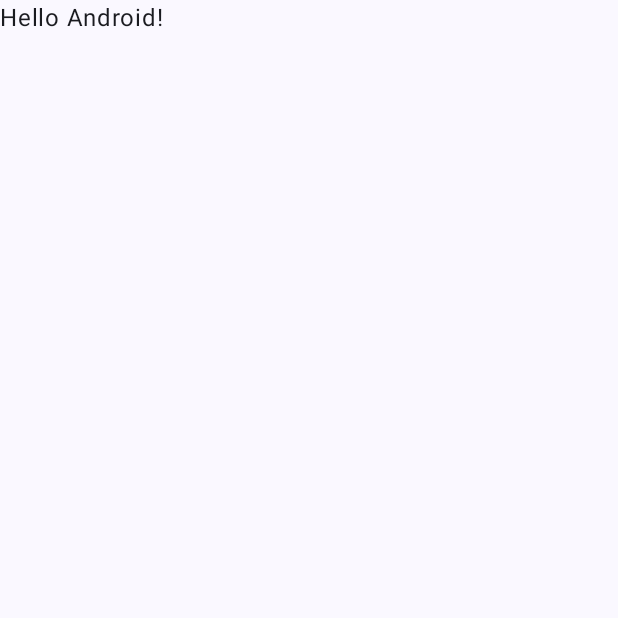
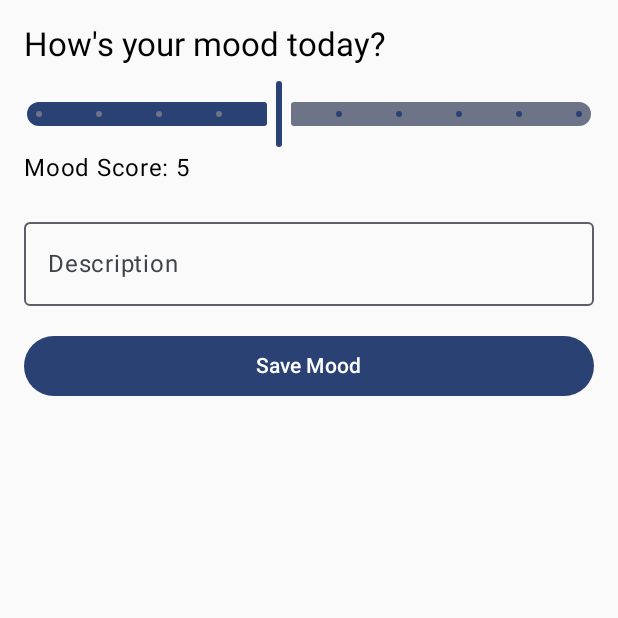
Before and after one commit to Sir-Lancaster/Quest-for-Calm, an Android app built with Jetpack Compose: the screen it shows after launch (MainActivity), on a phone screen of 412 x 824 dp, the top half of it. Before the commit the part shown is almost empty. Run offline under Robolectric (Android 15) with nearby library versions, the phone set to English and light mode, and no system bars; our stand-ins replace Room's generated code.

Commit message:
got the mood log working in mainactivity.kt

```diff
--- a/app/build.gradle.kts
+++ b/app/build.gradle.kts
@@ -44,6 +44,8 @@ android {
 dependencies {
     // Room database
     implementation(libs.androidx.room.runtime)
+    ksp("androidx.room:room-compiler:2.6.1")
+    implementation("androidx.room:room-ktx:2.6.1")
     // navigation
     implementation(libs.androidx.navigation.compose)
     implementation(libs.kotlinx.serialization.json)
--- a/app/src/main/java/com/example/questforcalm/MainActivity.kt
+++ b/app/src/main/java/com/example/questforcalm/MainActivity.kt
@@ -3,45 +3,104 @@ package com.example.questforcalm
 import android.os.Bundle
 import androidx.activity.ComponentActivity
 import androidx.activity.compose.setContent
-import androidx.activity.enableEdgeToEdge
+import androidx.compose.foundation.layout.Column
+import androidx.compose.foundation.layout.Spacer
 import androidx.compose.foundation.layout.fillMaxSize
+import androidx.compose.foundation.layout.fillMaxWidth
+import androidx.compose.foundation.layout.height
 import androidx.compose.foundation.layout.padding
-import androidx.compose.material3.Scaffold
+import androidx.compose.material3.Button
+import androidx.compose.material3.MaterialTheme
+import androidx.compose.material3.OutlinedTextField
+import androidx.compose.material3.Slider
 import androidx.compose.material3.Text
 import androidx.compose.runtime.Composable
+import androidx.compose.runtime.mutableStateOf
+import androidx.compose.runtime.remember
+import androidx.compose.runtime.rememberCoroutineScope
 import androidx.compose.ui.Modifier
-import androidx.compose.ui.tooling.preview.Preview
+import androidx.compose.ui.unit.dp
+import androidx.room.Room
+import com.example.questforcalm.database.QFCDatabase
+import com.example.questforcalm.dao.MoodLogDao
+import com.example.questforcalm.models.MoodLog
 import com.example.questforcalm.ui.theme.QuestForCalmTheme
+import kotlinx.coroutines.Dispatchers
+import kotlinx.coroutines.launch
+import java.util.Calendar
 
 class MainActivity : ComponentActivity() {
+
+    private lateinit var database: QFCDatabase
+    private lateinit var moodLogDao: MoodLogDao
+
     override fun onCreate(savedInstanceState: Bundle?) {
         super.onCreate(savedInstanceState)
-        enableEdgeToEdge()
+
+        database = Room.databaseBuilder(
+            applicationContext,
+            QFCDatabase::class.java,
+            "qfc_database"
+        ).build()
+
+        moodLogDao = database.moodLogDao()
+
         setContent {
             QuestForCalmTheme {
-                Scaffold(modifier = Modifier.fillMaxSize()) { innerPadding ->
-                    Greeting(
-                        name = "Android",
-                        modifier = Modifier.padding(innerPadding)
-                    )
-                }
+                MoodLogScreen(moodLogDao)
             }
         }
     }
 }
 
 @Composable
-fun Greeting(name: String, modifier: Modifier = Modifier) {
-    Text(
-        text = "Hello $name!",
-        modifier = modifier
-    )
-}
+fun MoodLogScreen(moodLogDao: MoodLogDao) {
+    val moodScore = remember { mutableStateOf(5) }
+    val description = remember { mutableStateOf("") }
+    val coroutineScope = rememberCoroutineScope()
 
-@Preview(showBackground = true)
-@Composable
-fun GreetingPreview() {
-    QuestForCalmTheme {
-        Greeting("Android")
+    Column(
+        modifier = Modifier
+            .padding(16.dp)
+            .fillMaxSize()
+    ) {
+        Text(text = "How's your mood today?", style = MaterialTheme.typography.titleLarge)
+        Spacer(modifier = Modifier.height(8.dp))
+
+        Slider(
+            value = moodScore.value.toFloat(),
+            onValueChange = { moodScore.value = it.toInt() },
+            valueRange = 1f..10f,
+            steps = 8
+        )
+        Text("Mood Score: ${moodScore.value}")
+
+        Spacer(modifier = Modifier.height(16.dp))
+
+        OutlinedTextField(
+            value = description.value,
+            onValueChange = { description.value = it },
+            label = { Text("Description") },
+            modifier = Modifier.fillMaxWidth()
+        )
+
+        Spacer(Modifier.height(16.dp))
+
+        Button(
+            onClick = {
+                coroutineScope.launch(Dispatchers.IO) {
+                    val currentDate = Calendar.getInstance().time
+                    val moodLog = MoodLog(
+                        date = currentDate.toString(),
+                        moodScore = moodScore.value,
+                        description = description.value
+                    )
+                    moodLogDao.insertMoodLog(moodLog)
+                }
+            },
+            modifier = Modifier.fillMaxWidth()
+        ) {
+            Text("Save Mood")
+        }
     }
 }
--- a/app/src/main/java/com/example/questforcalm/dao/MoodLogDao.kt
+++ b/app/src/main/java/com/example/questforcalm/dao/MoodLogDao.kt
@@ -1,14 +1,10 @@
 package com.example.questforcalm.dao
 import androidx.room.Dao
 import androidx.room.Insert
-import androidx.room.Query
 import com.example.questforcalm.models.MoodLog
 
 @Dao
 interface MoodLogDao {
     @Insert
     suspend fun insertMoodLog(moodLog: MoodLog)
-
-    @Query("SELECT * FROM mood_logs ORDER BY date DESC")
-    fun getAllMoodLogs(): List<MoodLog>
 }
--- a/app/src/main/java/com/example/questforcalm/database/QFCDatabase.kt
+++ b/app/src/main/java/com/example/questforcalm/database/QFCDatabase.kt
@@ -1,15 +1,13 @@
 package com.example.questforcalm.database
 import androidx.room.Database
-import androidx.room.Room
 import androidx.room.RoomDatabase
 import com.example.questforcalm.dao.MoodLogDao
 import com.example.questforcalm.models.MoodLog
 
 @Database(
     entities = [MoodLog::class],
-    version = 1,
-    exportSchema = false
+    version = 1
 )
-abstract class QFCDatabase {
+abstract class QFCDatabase : RoomDatabase() {
     abstract fun moodLogDao(): MoodLogDao
 }
```
